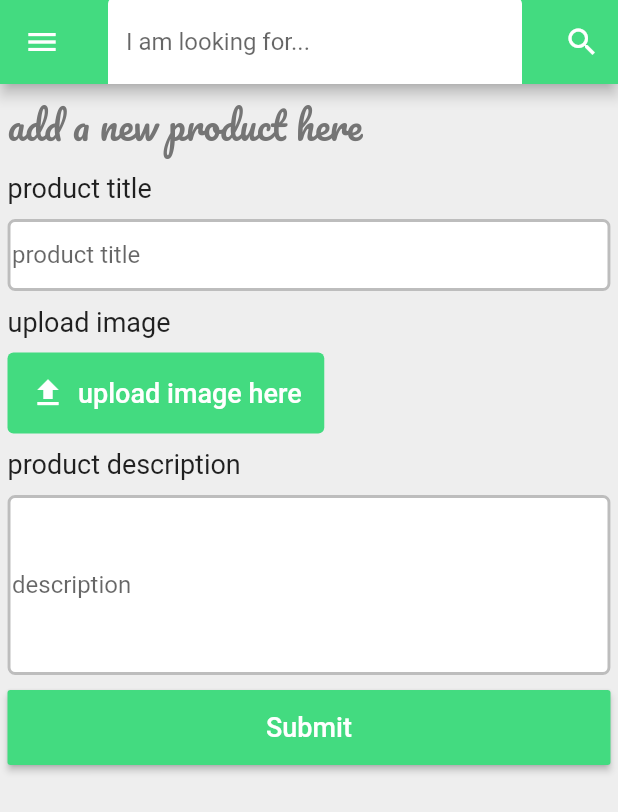
After one commit to ezdev21/ecommerce-mobile, a Flutter app: the screen it shows after launch, in the side drawer, after a tap on "create", on a phone screen of 412 x 824 dp. The commit adds this screen. Shown: the top 812 px of the screen. Run offline on Flutter 3.47's test engine with Material 2 defaults, Android fonts, the phone set to English and light mode, and no system bars; our stand-ins replace dio, file_picker, flutter_secure_storage, flutter_spinkit; network calls fail.

Commit message:
product create page implemented

```diff
--- a/lib/screens/auth/password_reset.dart
+++ b/lib/screens/auth/password_reset.dart
@@ -67,7 +67,7 @@ class _PasswordResetState extends State<PasswordReset> {
               child: !emailSent?
               Column(
                 children: [
-                  Text('Enter Confirmation Email',style:TextStyle(fontSize:20)),
+                  Text('Enter Your Email',style:TextStyle(fontSize:20)),
                   SizedBox(height: 10),
                   TextFormField(
                   controller: emailController,
--- a/lib/screens/home_page.dart
+++ b/lib/screens/home_page.dart
@@ -77,7 +77,10 @@ class _HomePageState extends State<HomePage> {
               child:Row(
                 mainAxisAlignment: MainAxisAlignment.spaceEvenly,
                 children: [
-                  Image.network('https://cdn.pixabay.com/photo/2022/09/26/23/26/african-american-7481724_960_720.jpg'),
+                  Image.network(
+                    'https://cdn.pixabay.com/photo/2022/09/26/23/26/african-american-7481724_960_720.jpg',
+                    fit: BoxFit.cover,
+                    ),
                   Column(
                     mainAxisAlignment: MainAxisAlignment.start,
                     children: [
--- /dev/null
+++ b/lib/screens/product/product_create.dart
@@ -0,0 +1,114 @@
+import 'package:dio/dio.dart';
+import 'package:ecommerce_mobile/widgets/app_drawer.dart';
+import 'package:ecommerce_mobile/widgets/custom_app_bar.dart';
+import 'package:file_picker/file_picker.dart';
+import 'package:flutter/material.dart';
+
+class ProductCreate extends StatefulWidget {
+  const ProductCreate({super.key});
+
+  @override
+  State<ProductCreate> createState() => _ProductCreateState();
+}
+
+class _ProductCreateState extends State<ProductCreate> {
+  final titleController=TextEditingController();
+  final descriptionController=TextEditingController();
+  PlatformFile? image;
+  // final formData={
+  //   'title':titleController.text,
+  //   'description':descriptionController.text,
+  //   'image':image,
+  // };
+
+  Future captureImage() async{
+    final result=await FilePicker.platform.pickFiles();
+    //final image=result.files.first;
+  }
+
+  Future submit() async{
+    try{
+     //Dio().post('/video/store',data:formData);
+    }catch(e){
+
+    }
+  }
+
+  @override
+  Widget build(BuildContext context) {
+    return Scaffold(
+      drawer: AppDrawer(),
+      backgroundColor: Colors.grey[200],
+      appBar: CustomAppBar(),
+      body: Container(
+        padding: EdgeInsets.all(5),
+        child: Column(
+          crossAxisAlignment: CrossAxisAlignment.start,
+          children: [
+            Text('add a new product here',textAlign: TextAlign.center, style: TextStyle(color:Colors.grey[600],fontSize: 25,fontFamily: 'Pacifico'),),
+            SizedBox(height: 10,),
+            Text('product title',style: TextStyle(fontSize: 18),),
+            SizedBox(height:10),
+            TextFormField(
+              controller: titleController,
+              decoration: InputDecoration(
+                labelText: 'product title',
+                fillColor:Colors.white,
+                filled:true,
+                contentPadding: EdgeInsets.all(3),
+                enabledBorder: OutlineInputBorder(
+                  borderSide:BorderSide(width: 2,color: Colors.grey.shade400),
+                  borderRadius:BorderRadius.circular(5)
+                ),
+                focusedBorder: OutlineInputBorder(
+                  borderSide:BorderSide(width: 2,color: Color(0Xff43db80)),
+                  borderRadius:BorderRadius.circular(5)
+                ),
+              )
+            ),
+            SizedBox(height:10),
+            Text('upload image',style: TextStyle(fontSize: 18)),
+            SizedBox(height:10),
+            TextButton.icon(
+              onPressed: ()=>captureImage(),
+              style: TextButton.styleFrom(padding: EdgeInsets.all(15), foregroundColor: Colors.white, backgroundColor: Color(0Xff43db80)),
+              icon: Icon(Icons.file_upload),
+              label: Text('upload image here',style: TextStyle(fontSize: 18))
+            ),
+            SizedBox(height: 10,),
+            Text('product description',style: TextStyle(fontSize: 18)),
+            SizedBox(height:10),
+            TextFormField(
+              controller: descriptionController,
+              maxLines: 6,
+              decoration: InputDecoration(
+                labelText: 'description',
+                fillColor:Colors.white,
+                filled:true,
+                contentPadding: EdgeInsets.all(3),
+                enabledBorder: OutlineInputBorder(
+                  borderSide:BorderSide(width: 2,color: Colors.grey.shade400),
+                  borderRadius:BorderRadius.circular(5)
+                ),
+                focusedBorder: OutlineInputBorder(
+                  borderSide:BorderSide(width: 2,color: Color(0Xff43db80)),
+                  borderRadius:BorderRadius.circular(5)
+                ),
+              ),
+            ),
+            SizedBox(height: 10,),
+            MaterialButton(
+              onPressed: ()=>submit(),
+              child: Text('Submit',style: TextStyle(fontSize: 18),),
+              color: Color(0Xff43db80),
+              height: 50,
+              textColor: Colors.white,
+              minWidth: double.infinity,
+              padding: EdgeInsets.all(10),
+            )
+          ],
+        ),
+      ),
+    );
+  }
+}
--- a/lib/widgets/app_drawer.dart
+++ b/lib/widgets/app_drawer.dart
@@ -1,5 +1,7 @@
 import 'package:ecommerce_mobile/screens/auth/login.dart';
 import 'package:ecommerce_mobile/screens/auth/register.dart';
+import 'package:ecommerce_mobile/screens/home_page.dart';
+import 'package:ecommerce_mobile/screens/product/product_create.dart';
 import 'package:ecommerce_mobile/services/auth.dart';
 import 'package:flutter/material.dart';
 import 'package:provider/provider.dart';
@@ -19,6 +21,20 @@ class _AppDrawerState extends State<AppDrawer> {
         return !auth.authenticated ?
         ListView(
           children: [
+            ListTile(
+              title: Text('create'),
+              leading: Icon(Icons.add),
+              onTap: () => {
+                Navigator.of(context).push(MaterialPageRoute(builder: (context)=>ProductCreate()))
+              },
+            ),
+            ListTile(
+              title: Text('Home'),
+              leading: Icon(Icons.home),
+              onTap: () => {
+                Navigator.of(context).push(MaterialPageRoute(builder: (context)=>HomePage()))
+              },
+            ),
             ListTile(
               title: Text('Login'),
               leading: Icon(Icons.login),
@@ -45,8 +61,8 @@ class _AppDrawerState extends State<AppDrawer> {
                   radius: 30,
                 ),
                 SizedBox(height: 10,),
-                Text(auth.user.name,style: TextStyle(color: Colors.white),),
-                Text(auth.user.name,style: TextStyle(color: Colors.white),),
+                Text(auth.user!.name,style: TextStyle(color: Colors.white),),
+                Text(auth.user!.name,style: TextStyle(color: Colors.white),),
                 SizedBox(height: 10,),
               ],
             ),
--- a/pubspec.yaml
+++ b/pubspec.yaml
@@ -41,6 +41,7 @@ dependencies:
   dio: ^4.0.6
   flutter_secure_storage: ^6.0.0
   device_info_plugin: ^0.0.5
+  file_picker: ^5.2.2
 
 dev_dependencies:
   flutter_test:
```
Also changed, not shown: lib/screens/auth/login.dart (+16 -0 lines), lib/screens/auth/register.dart (+16 -0 lines), lib/services/auth.dart (+23 -26 lines), pubspec.lock.
